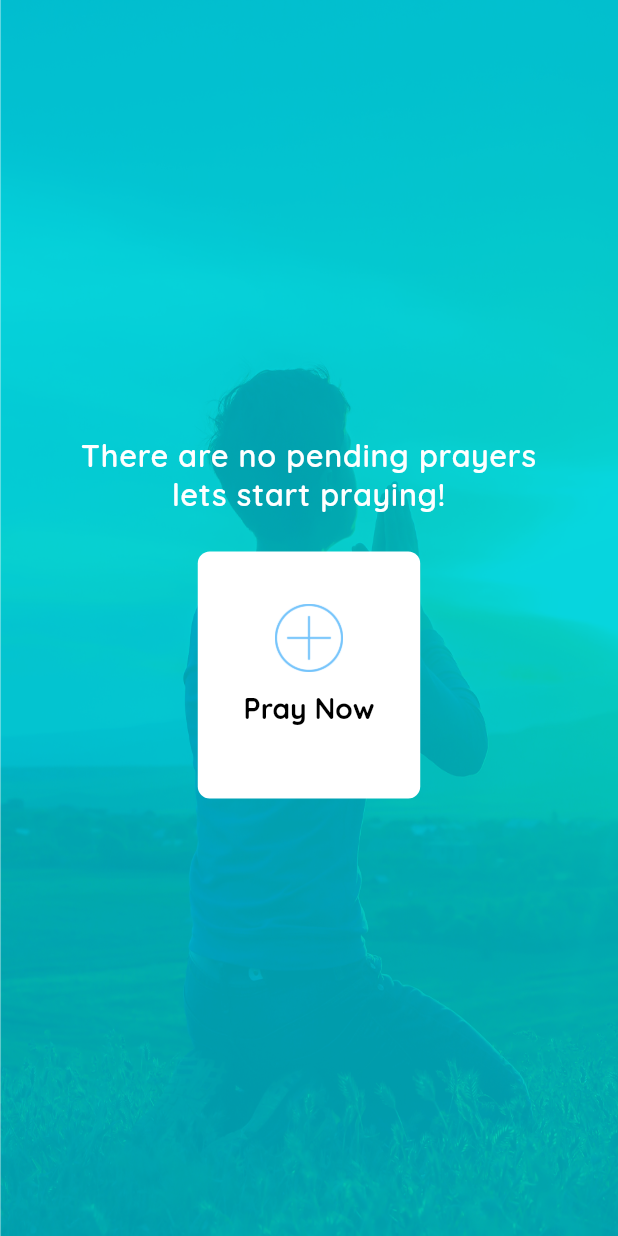
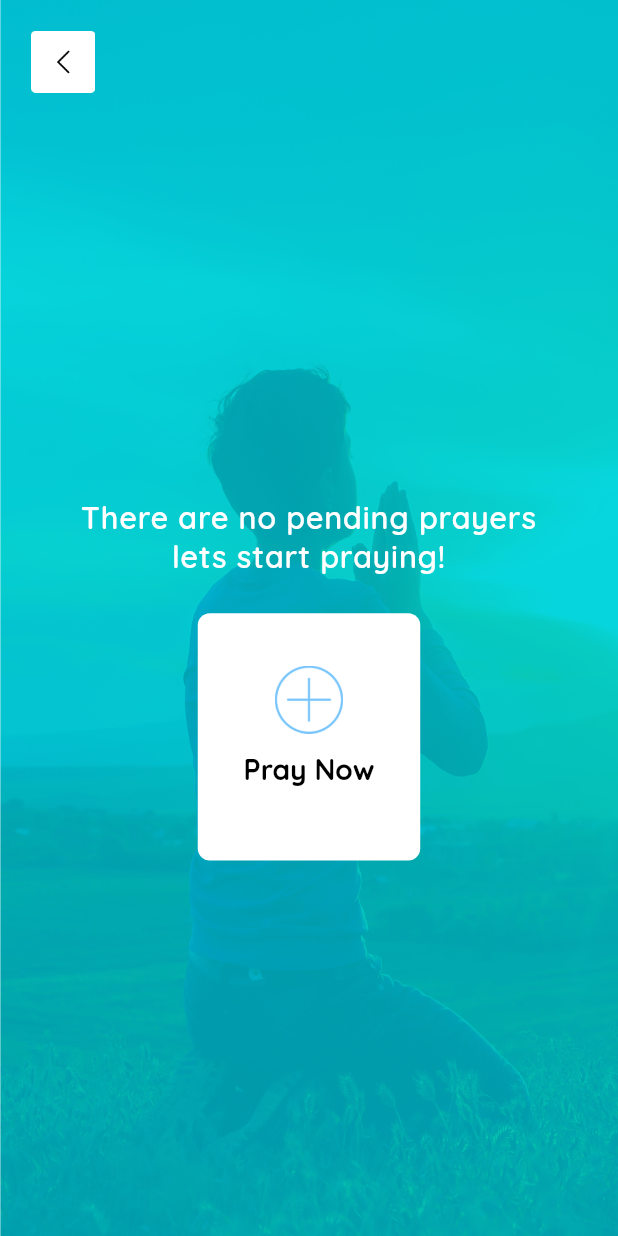
Before and after one commit to TorchPoint/PrayerApp, a Flutter app: the PrayNowScreen screen opened directly, on a phone screen of 412 x 824 dp. Run offline on Flutter 3.47's test engine with Material 2 defaults, Android fonts, the phone set to English and light mode, and no system bars; our stand-ins replace device_preview, flutter_signin_button, smooth_page_indicator.

Commit message:
pray_now_screen_added

```diff
--- a/lib/add_praise/screens/add_praise_screen.dart
+++ b/lib/add_praise/screens/add_praise_screen.dart
@@ -82,7 +82,6 @@ class _AddPraiseScreenState extends State<AddPraiseScreen> {
   Widget _customAppBar()
   {
     return CustomAppBar(
-      title: "",
       leadingIconPath: AssetPaths.BACK_ICON,
       leadingTap: (){
         print("Leading tap");
--- a/lib/add_prayer/screens/add_prayer_screen.dart
+++ b/lib/add_prayer/screens/add_prayer_screen.dart
@@ -82,7 +82,6 @@ class _AddPrayerScreenState extends State<AddPrayerScreen> {
   Widget _customAppBar()
   {
     return CustomAppBar(
-      title: "",
       leadingIconPath: AssetPaths.BACK_ICON,
       leadingTap: (){
         print("Leading tap");
--- a/lib/main.dart
+++ b/lib/main.dart
@@ -24,7 +24,7 @@ class MyApp extends StatelessWidget {
       theme: ThemeData(
         fontFamily: 'Quicksand',
       ),
-      home: PrayNowScreen(),
+      home: SplashScreen(),
     );
   }
 }
--- a/lib/prayer_praise_info/pray_now_screen.dart
+++ b/lib/prayer_praise_info/pray_now_screen.dart
@@ -2,6 +2,8 @@ import 'package:flutter/material.dart';
 import 'package:prayer_hybrid_app/utils/app_colors.dart';
 import 'package:prayer_hybrid_app/utils/app_strings.dart';
 import 'package:prayer_hybrid_app/utils/asset_paths.dart';
+import 'package:prayer_hybrid_app/utils/navigation.dart';
+import 'package:prayer_hybrid_app/widgets/custom_app_bar.dart';
 import 'package:prayer_hybrid_app/widgets/custom_background_container.dart';
 
 class PrayNowScreen extends StatefulWidget {
@@ -16,8 +18,9 @@ class _PrayNowScreenState extends State<PrayNowScreen> {
       child: Scaffold(
         backgroundColor: AppColors.TRANSPARENT_COLOR,
         body: Column(
-          mainAxisAlignment: MainAxisAlignment.center,
           children: [
+            _customAppBar(),
+            Spacer(),
             Align(
               alignment: Alignment.center,
                 child: Text(AppStrings.PENDING_PRAYERS_TEXT,style: TextStyle(color: AppColors.WHITE_COLOR,fontWeight: FontWeight.w600,letterSpacing: 0.6),textScaleFactor: 1.45,textAlign:TextAlign.center,)
@@ -29,11 +32,27 @@ class _PrayNowScreenState extends State<PrayNowScreen> {
             ),
             SizedBox(height: 25.0,),
             _prayNowContainerWidget(),
+            Spacer(),
           ],
         ),
       ),
     );
   }
+
+
+  //Custom App Bar Widget
+  Widget _customAppBar()
+  {
+    return CustomAppBar(
+      leadingIconPath: AssetPaths.BACK_ICON,
+      leadingTap: (){
+        print("Leading tap");
+        AppNavigation.navigatorPop(context);
+      },
+
+    );
+  }
+
 
 //Pray Now Container Widget
   Widget _prayNowContainerWidget()
@@ -44,7 +63,7 @@ class _PrayNowScreenState extends State<PrayNowScreen> {
       },
       child: Container(
         width: MediaQuery.of(context).size.width*0.36,
-        height: MediaQuery.of(context).size.height*0.20,
+        height: MediaQuery.of(context).size.height*0.2,
         decoration: BoxDecoration(
             color: AppColors.WHITE_COLOR,
             borderRadius: BorderRadius.circular(8.0)
@@ -75,7 +94,7 @@ class _PrayNowScreenState extends State<PrayNowScreen> {
             Expanded(
               child: Padding(
                   padding: EdgeInsets.only(left: 2.0,right: 2.0),
-                  child: Text(AppStrings.PRAY_NOW_TEXT,style:TextStyle(color: AppColors.BLACK_COLOR,fontWeight: FontWeight.w700),textScaleFactor:1.35,overflow: TextOverflow.ellipsis,maxLines: 3,)
+                  child: Text(AppStrings.PRAY_NOW_TEXT,style:TextStyle(color: AppColors.BLACK_COLOR,fontWeight: FontWeight.w700),textScaleFactor:1.35,overflow: TextOverflow.ellipsis,maxLines: 2,)
               ),
             )
 
--- a/lib/widgets/custom_app_bar.dart
+++ b/lib/widgets/custom_app_bar.dart
@@ -46,7 +46,7 @@ class CustomAppBar extends StatelessWidget {
             Expanded(
               child: Padding(
                   padding: EdgeInsets.only(top: 2.0),
-                  child: Text(title.toString(),textAlign: TextAlign.center,textScaleFactor: 1.5,style: TextStyle(color: Colors.white,fontWeight: FontWeight.w700),maxLines: 1,overflow: TextOverflow.ellipsis,)
+                  child: Text(title ?? "",textAlign: TextAlign.center,textScaleFactor: 1.5,style: TextStyle(color: Colors.white,fontWeight: FontWeight.w700),maxLines: 1,overflow: TextOverflow.ellipsis,)
               ),
             ),
 
```
Also changed, not shown: lib/home/home_screen.dart (+9 -5 lines).
